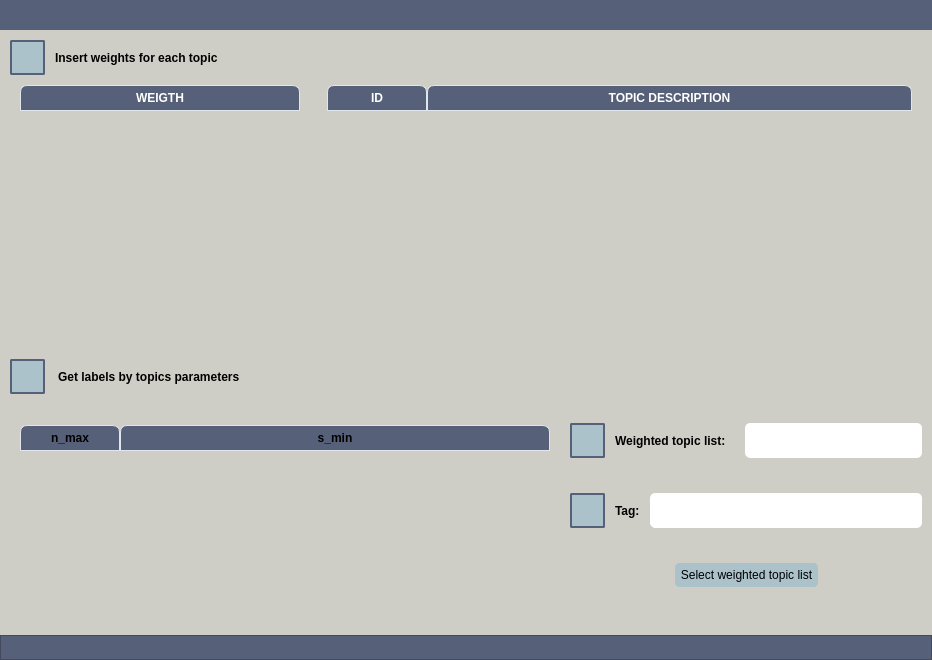
This is UIs/get_labels_by_topics.ui in IntelCompH2020/domain_classification as Qt 5 draws it before an edit. The edited form follows.
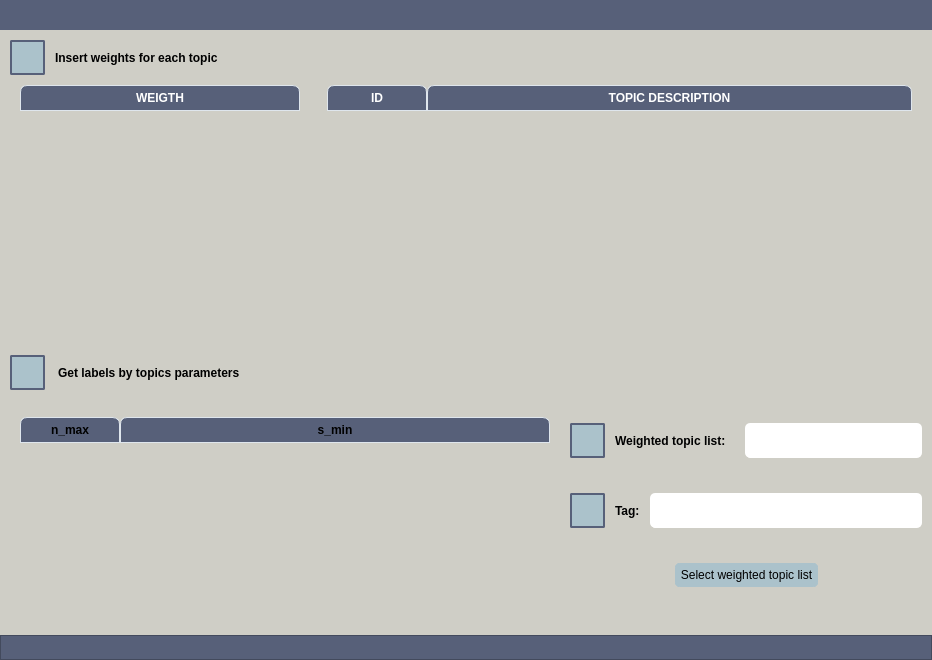
This is the edited form.

Commit message: Adjusting topic selection window.

The edit to the form file:
```diff
--- a/UIs/get_labels_by_topics.ui
+++ b/UIs/get_labels_by_topics.ui
@@ -718,7 +718,7 @@
                 <bool>true</bool>
                </property>
                <property name="sizePolicy">
-                <sizepolicy hsizetype="Minimum" vsizetype="Maximum">
+                <sizepolicy hsizetype="Minimum" vsizetype="Minimum">
                  <horstretch>0</horstretch>
                  <verstretch>0</verstretch>
                 </sizepolicy>
@@ -731,8 +731,8 @@
                </property>
                <property name="maximumSize">
                 <size>
-                 <width>500</width>
-                 <height>60</height>
+                 <width>16777215</width>
+                 <height>16777215</height>
                 </size>
                </property>
                <property name="styleSheet">
```
The commit also changes 1 other file.
